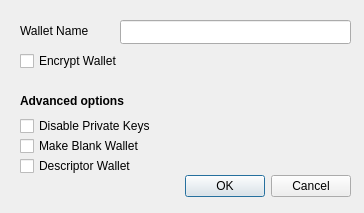
BitgesellOfficial/bitgesell, file src/qt/forms/createwalletdialog.ui: the form before one commit.
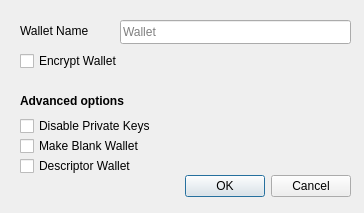
The form after the commit.

Commit message: gui: create wallet: name placeholder

```diff
--- a/src/qt/forms/createwalletdialog.ui
+++ b/src/qt/forms/createwalletdialog.ui
@@ -38,6 +38,9 @@
      <height>24</height>
     </rect>
    </property>
+   <property name="placeholderText">
+     <string>Wallet</string>
+   </property>
   </widget>
   <widget class="QLabel" name="label">
    <property name="geometry">
```
